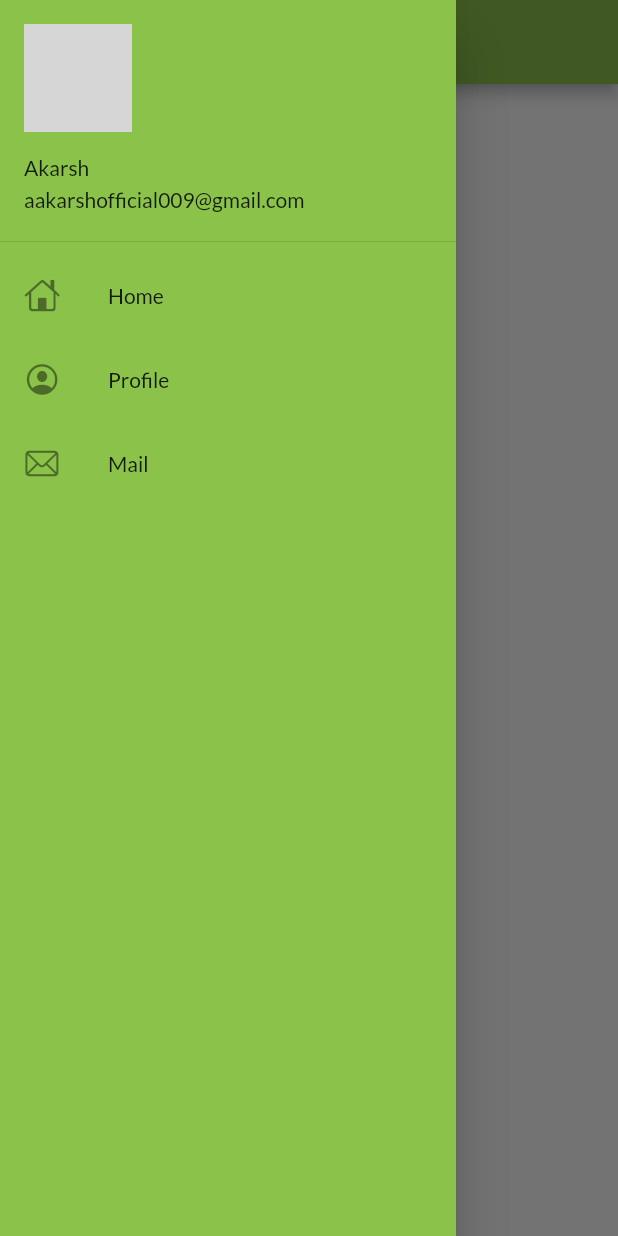
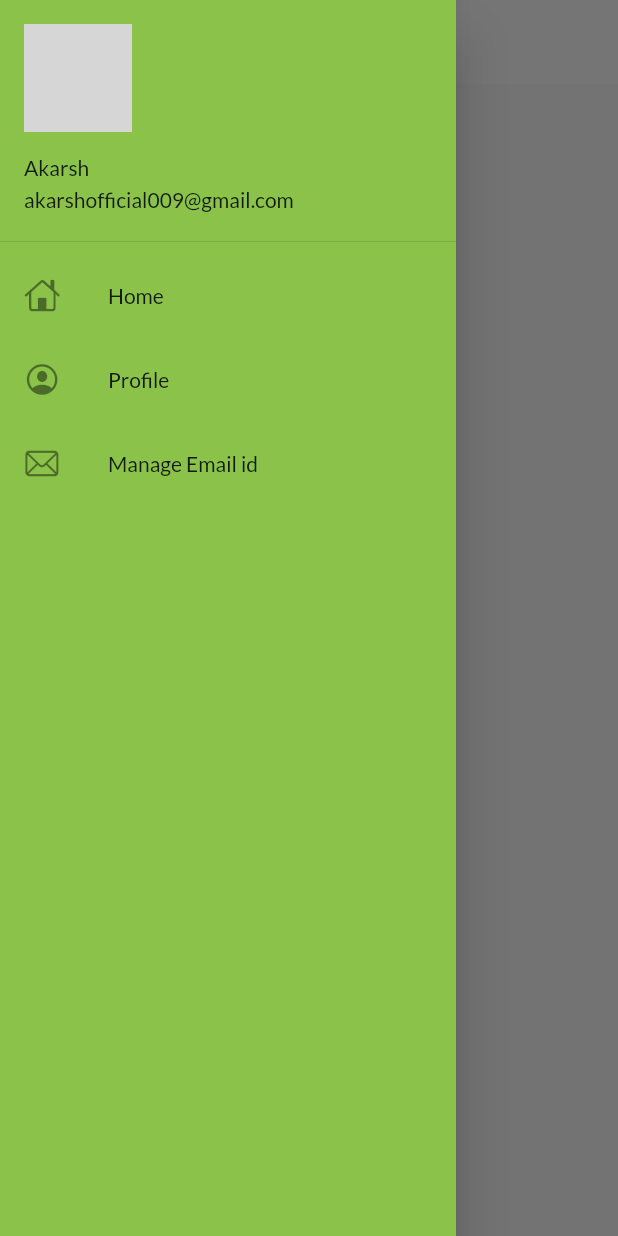
Before and after one commit to aakarsh-kt/Flutter, a Flutter app: the screen it shows after launch, with the side drawer open, on a phone screen of 412 x 824 dp. Run offline on Flutter 3.47's test engine with Material 2 defaults, Android fonts, the phone set to English and light mode, and no system bars; our stand-ins replace google_fonts; network calls fail; grey boxes are pictures that could not be loaded.

Commit message:
Themes done

```diff
--- a/flutter_catalog/lib/main.dart
+++ b/flutter_catalog/lib/main.dart
@@ -2,7 +2,9 @@ import 'package:flutter/material.dart';
 import 'package:flutter_catalog/pages/home_page.dart';
 import 'package:flutter_catalog/pages/login.dart';
 import 'package:flutter_catalog/utils/route.dart';
+import 'package:flutter_catalog/widgets/themes.dart';
 import 'package:google_fonts/google_fonts.dart';
+// import 'package:flutter_catalog/widgets/drawer.dart';
 
 void main() {
   runApp(MyApp());
@@ -14,10 +16,7 @@ class MyApp extends StatelessWidget {
   Widget build(BuildContext context) {
     return MaterialApp(
       themeMode: ThemeMode.light,
-      theme: ThemeData(
-        primarySwatch: Colors.lightGreen,
-        fontFamily: GoogleFonts.lato().fontFamily,
-      ),
+      theme: MyTheme.lighttheme(context),
       debugShowCheckedModeBanner: false,
       darkTheme: ThemeData(
         primarySwatch: Colors.deepOrange,
--- a/flutter_catalog/lib/pages/home_page.dart
+++ b/flutter_catalog/lib/pages/home_page.dart
@@ -1,4 +1,3 @@
-
 import 'package:flutter/material.dart';
 
 import '../widgets/drawer.dart';
@@ -11,11 +10,17 @@ class HomePage extends StatelessWidget {
     const int days = 30;
     return Scaffold(
       appBar: AppBar(
+        // backgroundColor: Colors.white,
+        // elevation: 0.0,
+        // iconTheme: IconThemeData(color: Colors.black),
         title: Text("Catalog App"),
+        centerTitle: true,
       ),
       body: Center(
         child: Container(
-          child: Text("Welcome to $days days of flutter"),
+          child:
+              //ElevatedButton(onPressed: () {}, child: Text("Add an account")),
+              Text("Welcome to $days days of flutter"),
         ),
       ),
       drawer: MyDrawer(),
--- a/flutter_catalog/lib/pages/login.dart
+++ b/flutter_catalog/lib/pages/login.dart
@@ -28,6 +28,8 @@ class _LoginPageState extends State<LoginPage> {
 
   @override
   Widget build(BuildContext context) {
+
+
     return Material(
       color: Colors.white,
       child: SingleChildScrollView(
--- a/flutter_catalog/lib/utils/route.dart
+++ b/flutter_catalog/lib/utils/route.dart
@@ -1,6 +1,4 @@
 class MyRoutes {
   static String loginRoute = "/login";
   static String homeRoute = "/home";
-
-
 }
--- a/flutter_catalog/lib/widgets/drawer.dart
+++ b/flutter_catalog/lib/widgets/drawer.dart
@@ -1,8 +1,15 @@
 import 'package:flutter/cupertino.dart';
 import 'package:flutter/material.dart';
+import 'package:flutter_catalog/utils/route.dart';
 
 class MyDrawer extends StatelessWidget {
   const MyDrawer({super.key});
+
+  movetoHome(BuildContext context) async {
+    Navigator.pushNamed(context, MyRoutes.homeRoute);
+  }
+
+
 
   @override
   Widget build(BuildContext context) {
@@ -19,12 +26,13 @@ class MyDrawer extends StatelessWidget {
               child: UserAccountsDrawerHeader(
                 margin: EdgeInsets.zero,
                 accountName: Text("Akarsh"),
-                accountEmail: Text("aakarshofficial009@gmail.com"),
+                accountEmail: Text("akarshofficial009@gmail.com"),
                 currentAccountPicture:
                     CircleAvatar(backgroundImage: NetworkImage(imgUrl)),
               ),
             ),
             ListTile(
+              onTap: () => movetoHome(context),
               leading: Icon(
                 CupertinoIcons.home,
               ),
@@ -33,6 +41,7 @@ class MyDrawer extends StatelessWidget {
               ),
             ),
             ListTile(
+
               leading: Icon(
                 CupertinoIcons.profile_circled,
               ),
@@ -42,7 +51,7 @@ class MyDrawer extends StatelessWidget {
               leading: Icon(
                 CupertinoIcons.mail,
               ),
-              title: Text("Mail"),
+              title: Text("Manage Email id"),
             ),
           ],
         ),
--- /dev/null
+++ b/flutter_catalog/lib/widgets/themes.dart
@@ -0,0 +1,17 @@
+import 'package:flutter/material.dart';
+import 'package:google_fonts/google_fonts.dart';
+
+class MyTheme {
+  static ThemeData lighttheme(BuildContext context) => ThemeData(
+      primarySwatch: Colors.lightGreen,
+      fontFamily: GoogleFonts.lato().fontFamily,
+      appBarTheme: AppBarTheme(
+        color: Colors.white,
+        elevation: 0.0,
+        //textTheme: Theme.of(context).textTheme,
+      ));
+
+  static ThemeData darktheme(BuildContext context) => ThemeData(
+        brightness: Brightness.dark,
+      );
+}
```
Also changed, not shown: flutter_catalog/assets/images/bck.png (added), 2 other files.
